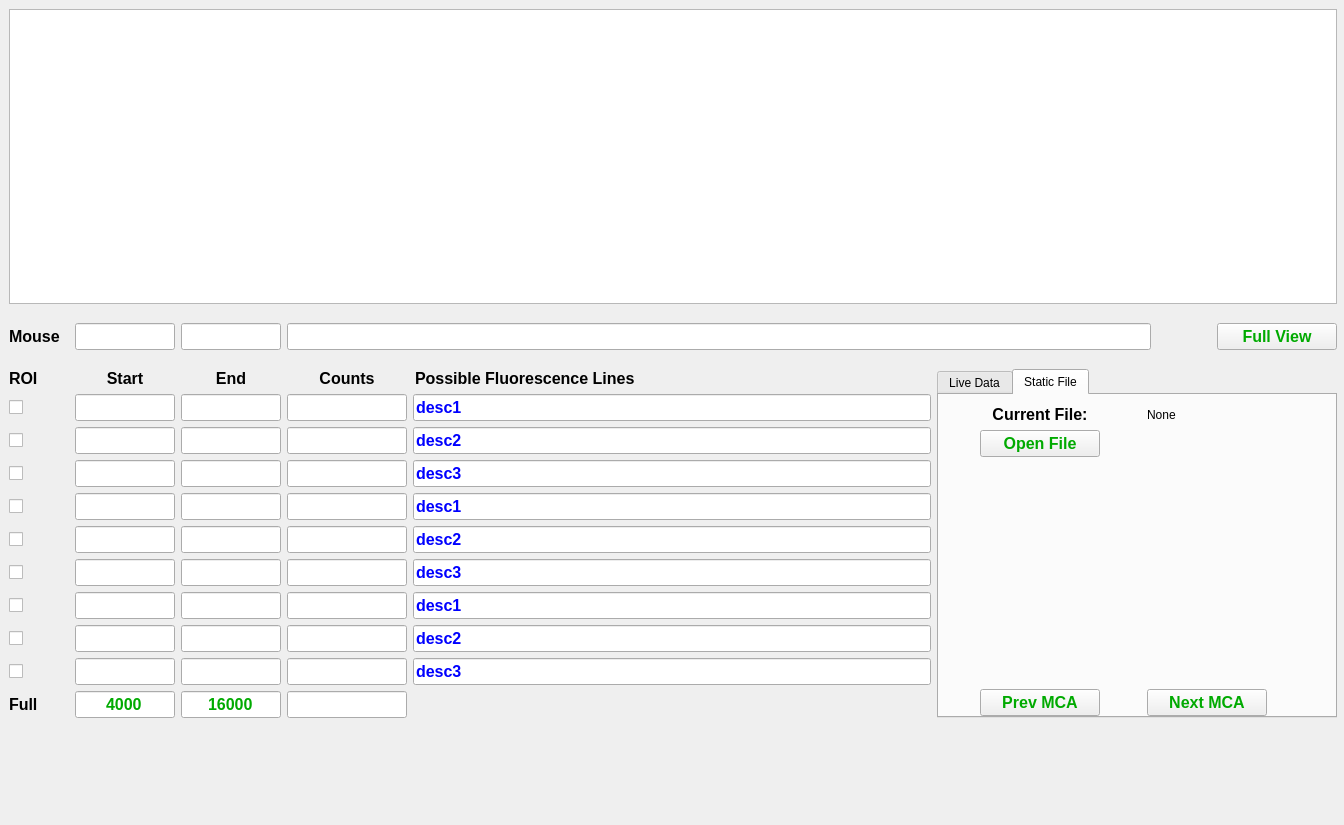
Old version of the form SSRL_MCA.ui in the repository laura-king/pyMCA-ui.
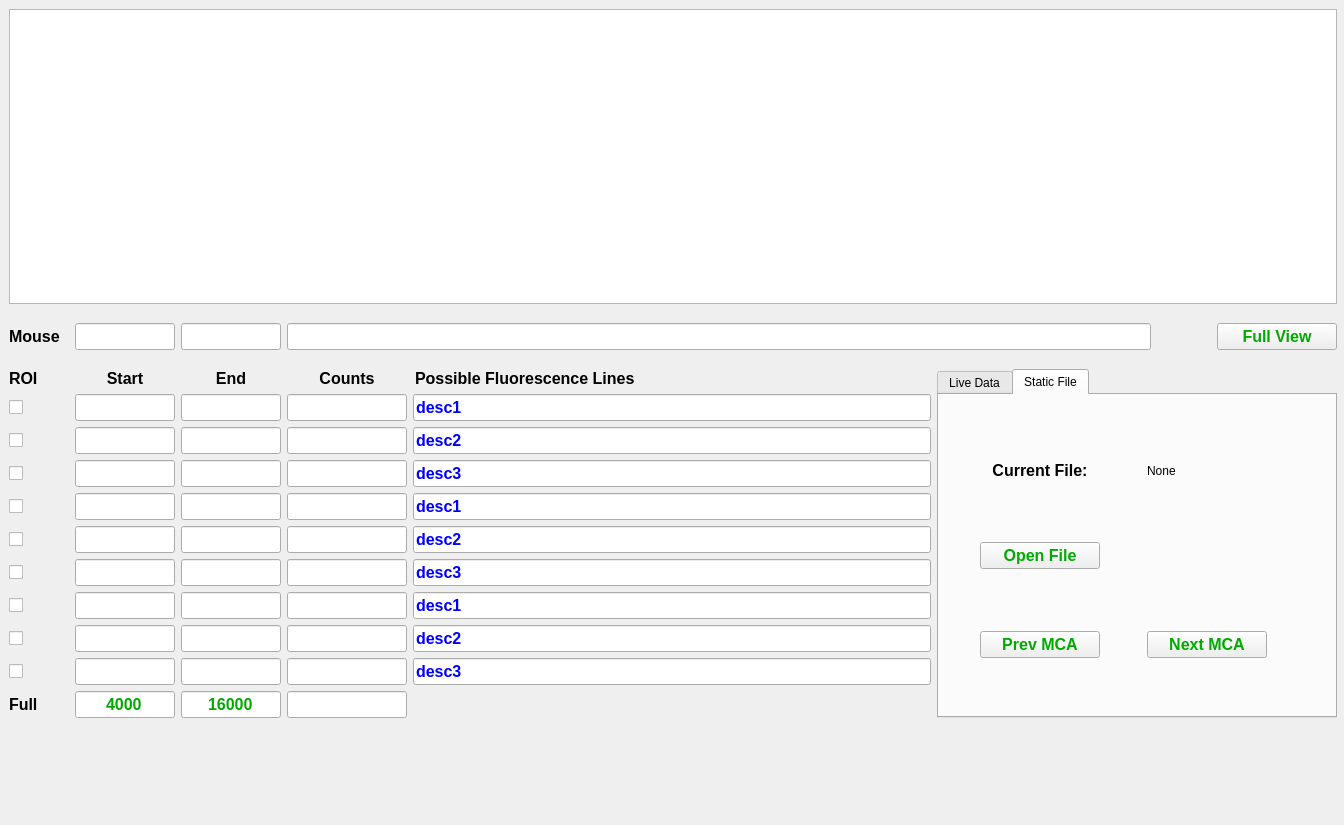
New version of the form. Custom widgets are drawn as their Qt base class.

Commit message: buttons not showing

What changed in the file:
```diff
--- a/SSRL_MCA.ui
+++ b/SSRL_MCA.ui
@@ -6588,8 +6588,8 @@
              </property>
             </widget>
            </item>
-           <item row="3" column="1">
-            <widget class="QPushButton" name="nextMCA">
+           <item row="2" column="0">
+            <widget class="QPushButton" name="previousMCA">
              <property name="sizePolicy">
               <sizepolicy hsizetype="Fixed" vsizetype="Fixed">
                <horstretch>0</horstretch>
@@ -6653,7 +6653,7 @@
               </font>
              </property>
              <property name="text">
-              <string>Next MCA</string>
+              <string>Prev MCA</string>
              </property>
             </widget>
            </item>
@@ -6664,8 +6664,8 @@
              </property>
             </widget>
            </item>
-           <item row="3" column="0">
-            <widget class="QPushButton" name="previousMCA">
+           <item row="2" column="1">
+            <widget class="QPushButton" name="nextMCA">
              <property name="sizePolicy">
               <sizepolicy hsizetype="Fixed" vsizetype="Fixed">
                <horstretch>0</horstretch>
@@ -6729,7 +6729,7 @@
               </font>
              </property>
              <property name="text">
-              <string>Prev MCA</string>
+              <string>Next MCA</string>
              </property>
             </widget>
            </item>
@@ -6768,19 +6768,6 @@
              </property>
             </widget>
            </item>
-           <item row="2" column="0">
-            <spacer name="verticalSpacer_3">
-             <property name="orientation">
-              <enum>Qt::Vertical</enum>
-             </property>
-             <property name="sizeHint" stdset="0">
-              <size>
-               <width>20</width>
-               <height>40</height>
-              </size>
-             </property>
-            </spacer>
-           </item>
           </layout>
          </widget>
         </widget>
```
